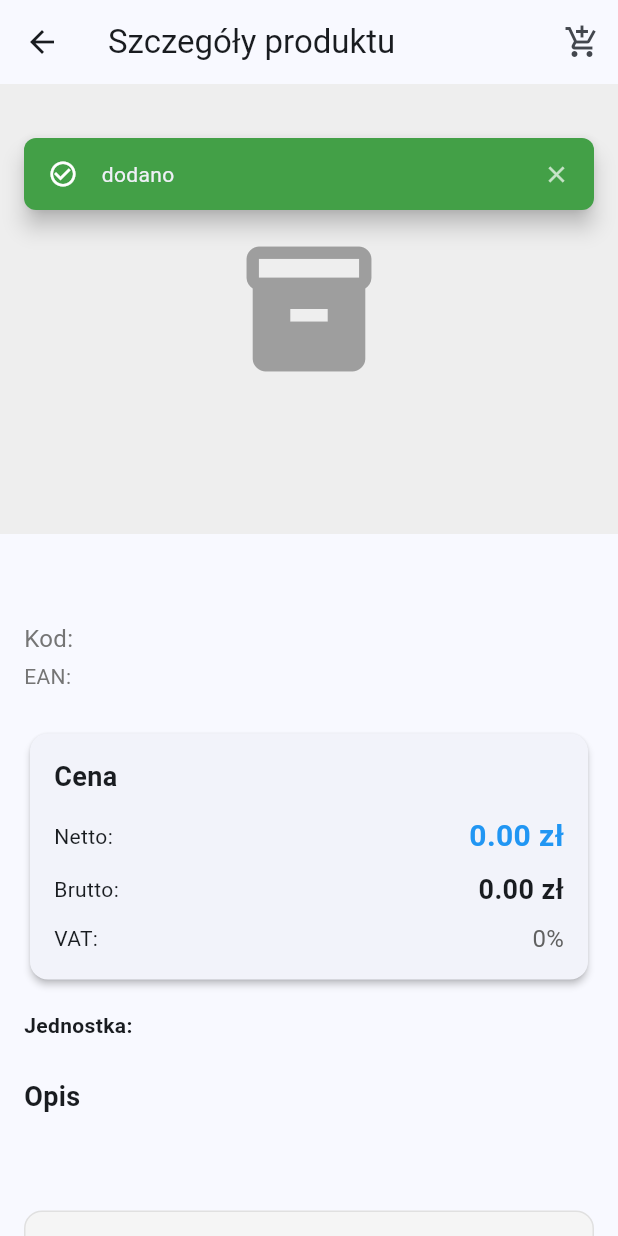
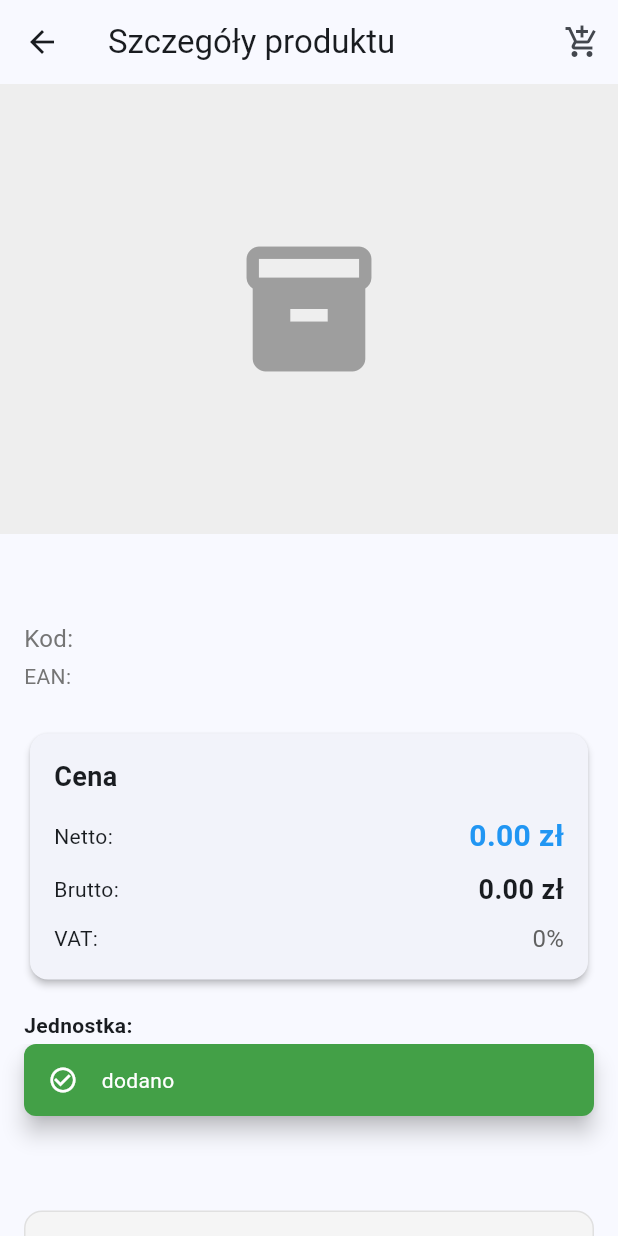
Before and after one commit to mastermi-ai/iko-mobile-app, a Flutter app: the ProductDetailScreen screen opened directly with empty values, after a tap on the "add shopping cart" icon, on a phone screen of 412 x 824 dp. Run offline on Flutter 3.47's test engine with Material 3 defaults, Android fonts, the phone set to English and light mode, and no system bars; our stand-ins replace connectivity_plus, dio, equatable, flutter_bloc, shared_preferences, sqflite; missing offline and left inert: mobile_scanner, workmanager; accounts and stored records are empty; network calls fail.

Commit message:
fix: order history uses nexoId, simplified notifications
- Use customer.nexoId for fetching order history from nexo PRO
- Simplified notification snackbar - shows at bottom, auto-dismisses
- Removed complex margin calculations that could cause display issues

```diff
--- a/lib/screens/customer_detail_screen.dart
+++ b/lib/screens/customer_detail_screen.dart
@@ -35,7 +35,9 @@
     try {
       final apiService = ApiService();
       await apiService.loadToken();
-      final history = await apiService.getCustomerOrderHistory(widget.customer.id);
+      // Use nexoId for fetching order history from nexo PRO
+      final nexoId = widget.customer.nexoId ?? widget.customer.id.toString();
+      final history = await apiService.getCustomerOrderHistory(int.tryParse(nexoId) ?? widget.customer.id);
       if (mounted) {
         setState(() {
           _orderHistory = history;
--- a/lib/widgets/app_notification.dart
+++ b/lib/widgets/app_notification.dart
@@ -1,9 +1,9 @@
 import 'package:flutter/material.dart';
 
 /// Klasa do wyświetlania powiadomień w aplikacji
-/// Powiadomienia wyświetlane są u góry ekranu, nie przysłaniają przycisków akcji
+/// Powiadomienia wyświetlane są na dole ekranu, znikają automatycznie
 class AppNotification {
-  /// Pokaż krótkie powiadomienie (toast) u góry ekranu
+  /// Pokaż krótkie powiadomienie (toast)
   static void show(
     BuildContext context, {
     required String message,
@@ -30,10 +30,6 @@
       icon = Icons.info_outline;
     }
 
-    // Wyświetl powiadomienie na górze ekranu (pod AppBar)
-    // Nie przysłania dolnych przycisków akcji
-    final topPadding = MediaQuery.of(context).padding.top;
-
     ScaffoldMessenger.of(context).showSnackBar(
       SnackBar(
         content: Row(
@@ -43,32 +39,21 @@
             Expanded(
               child: Text(
                 message,
-                style: const TextStyle(fontSize: 14),
+                style: const TextStyle(fontSize: 14, color: Colors.white),
                 maxLines: 2,
                 overflow: TextOverflow.ellipsis,
               ),
             ),
-            if (onAction == null)
-              GestureDetector(
-                onTap: () => ScaffoldMessenger.of(context).hideCurrentSnackBar(),
-                child: const Icon(Icons.close, color: Colors.white70, size: 18),
-              ),
           ],
         ),
         backgroundColor: backgroundColor,
         duration: duration,
         behavior: SnackBarBehavior.floating,
-        // Pozycja: na górze ekranu, pod paskiem stanu
-        margin: EdgeInsets.only(
-          top: topPadding + 56, // pod AppBar
-          bottom: MediaQuery.of(context).size.height - topPadding - 140,
-          left: 16,
-          right: 16,
-        ),
+        margin: const EdgeInsets.only(bottom: 80, left: 16, right: 16),
         shape: RoundedRectangleBorder(
           borderRadius: BorderRadius.circular(8),
         ),
-        dismissDirection: DismissDirection.horizontal,
+        dismissDirection: DismissDirection.down,
         action: onAction != null
             ? SnackBarAction(
                 label: actionLabel ?? 'OK',
```
